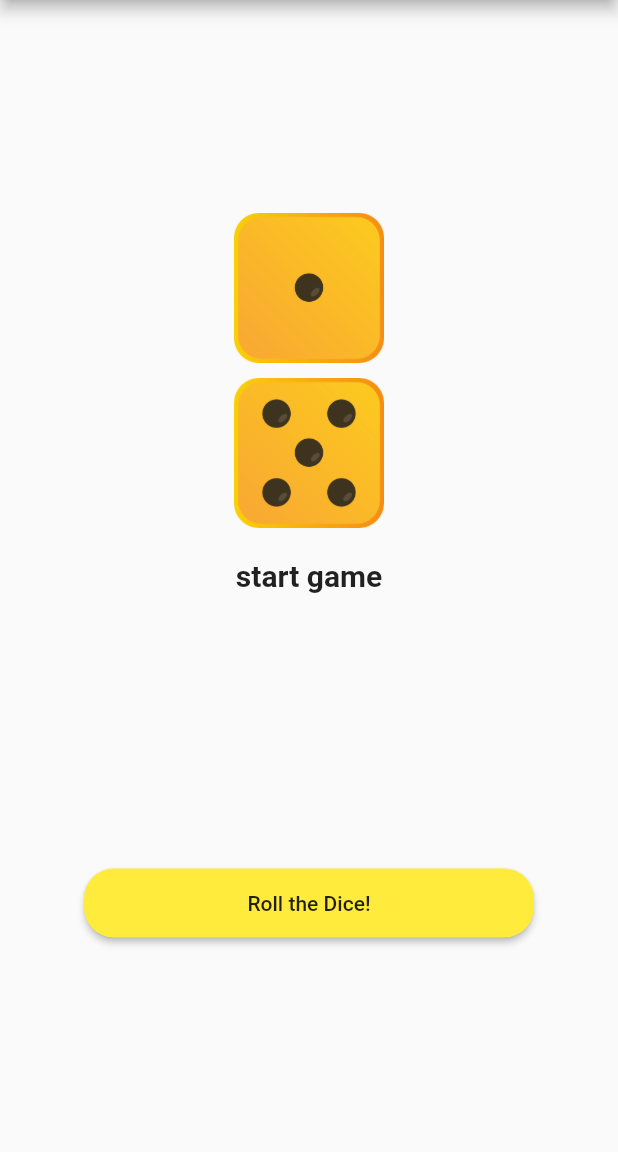
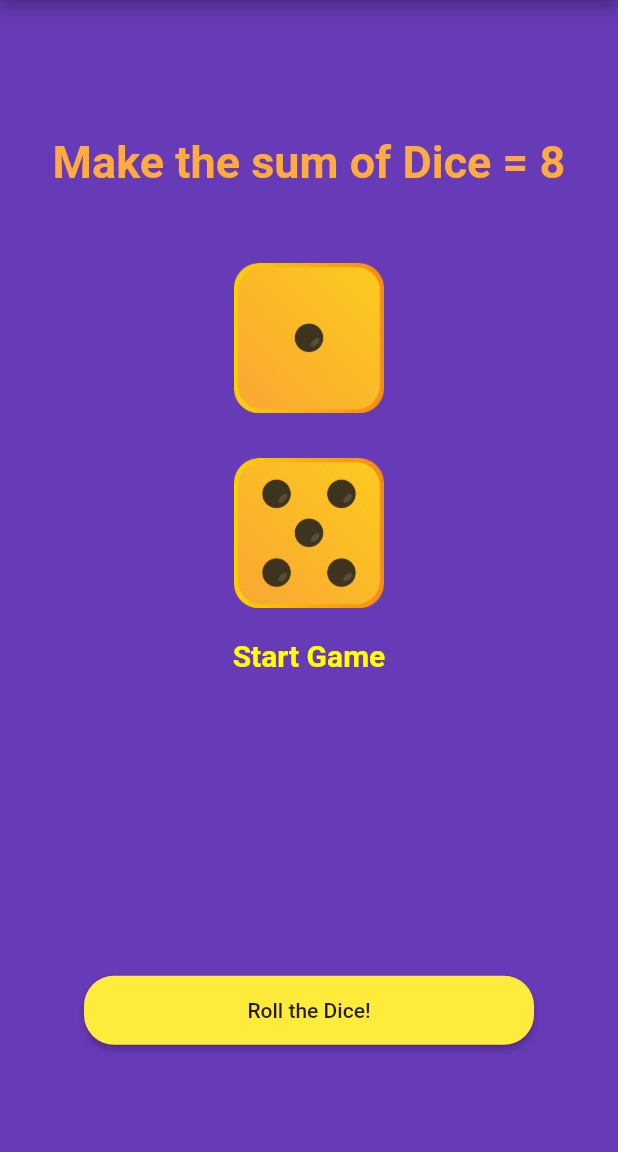
Before and after one commit to bhavyaverma08/Roll_The_Dice-And_Make_It_Eight, a Flutter app: the screen it shows after launch, on a phone screen of 412 x 824 dp, the part 84-1236 px from its top. Run offline on Flutter 3.47's test engine with Material 2 defaults, Android fonts, the phone set to English and light mode, and no system bars.

Commit message:
Initial Commit

```diff
--- a/lib/HomePage.dart
+++ b/lib/HomePage.dart
@@ -47,7 +47,7 @@ class _HomePageState extends State<HomePage> {
     setState(() {
       diceImage1=one;
       diceImage2=five;
-      this.showmsg ='start game';
+      this.showmsg ='Start Game';
 
     });
   }
@@ -173,29 +173,45 @@ class _HomePageState extends State<HomePage> {
   @override
   Widget build(BuildContext context) {
     return Scaffold(
+      backgroundColor: Colors.deepPurple,
       appBar: AppBar(
         title: Text('Dice roller'),
+
       ),
       body: Container(
         child: Center(
           child:Column(
             mainAxisAlignment: MainAxisAlignment.center,
             children: <Widget>[
+
+               Container(
+             padding: EdgeInsets.all(20.0),
+             child: Text('Make the sum of Dice = 8',
+             style: TextStyle(fontSize: 30.0,
+             fontWeight: FontWeight.bold,color: Colors.orangeAccent,
+             ),
+             ),
+             ),
+
+             SizedBox(height: 30),
+
+
               Image(image: diceImage1,
               width: 100.0,
               height: 100.0
               ,),
-              SizedBox(height: 10),
+              SizedBox(height: 30),
               Image(image: diceImage2,
               width: 100.0,
-              height: 100.0
-              ,),
+              height: 100.0,
+              ),
+
 
               Container(
              padding: EdgeInsets.all(20.0),
              child: Text(this.showmsg,
              style: TextStyle(fontSize: 20.0,
-             fontWeight: FontWeight.bold,
+             fontWeight: FontWeight.bold,color: Colors.yellowAccent
              ),
              ),
              ),
@@ -204,8 +220,8 @@ class _HomePageState extends State<HomePage> {
               Container(
              padding: EdgeInsets.all(20.0),
              child: Text(this.showmoney,
-             style: TextStyle(fontSize: 20.0,
-             fontWeight: FontWeight.bold,
+             style: TextStyle(fontSize: 35.0,
+             fontWeight: FontWeight.bold, color: Colors.orangeAccent
              ),
              ),
              ),
--- a/lib/main.dart
+++ b/lib/main.dart
@@ -12,9 +12,11 @@ class MyApp extends StatelessWidget {
       title: 'DICE ROLLER',
       debugShowCheckedModeBanner: false,
       theme: ThemeData(
-        primarySwatch: Colors.yellow
+        primarySwatch: Colors.yellow,
+
       ),
       home: HomePage(),
+
     );
   }
 }
```
Also changed, not shown: flutter_01.png (added).
